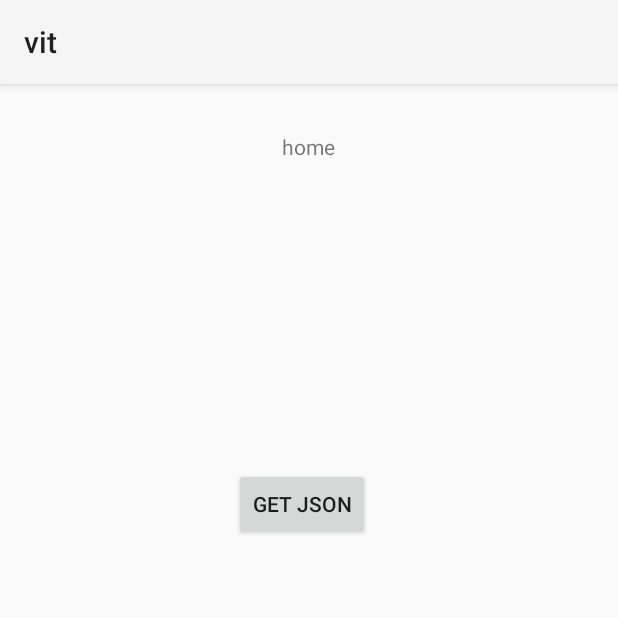
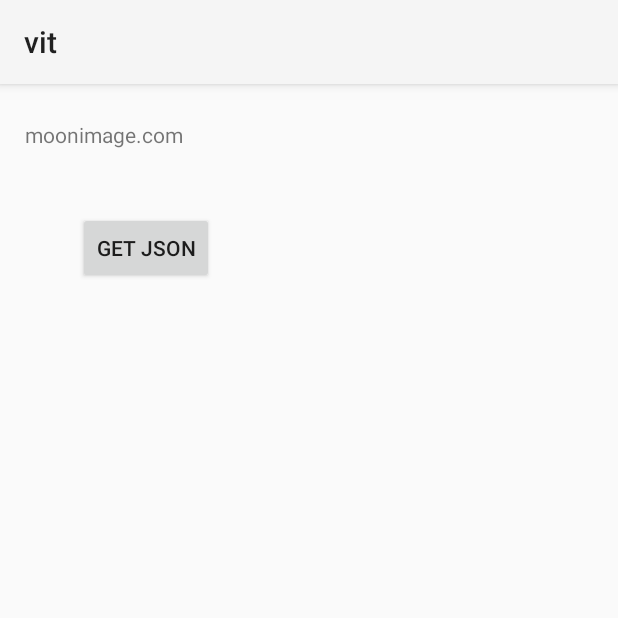
Before and after one commit to sanjanas01/appdev, an Android app: the screen it shows after launch (HomeActivity), on a phone screen of 412 x 824 dp, the top half of it. Run offline under Robolectric (Android 15) with nearby library versions, the phone set to English and light mode, and no system bars; our stand-ins replace data binding; pictures from the network do not load.

Commit message:
databinding

```diff
--- a/app/build.gradle.kts
+++ b/app/build.gradle.kts
@@ -9,6 +9,7 @@ android {
     compileSdk = 34
     buildFeatures {
         viewBinding=true
+        dataBinding=true
     }
 
     defaultConfig {
--- a/app/src/main/java/com/example/vit/HomeActivity.kt
+++ b/app/src/main/java/com/example/vit/HomeActivity.kt
@@ -4,6 +4,7 @@ import android.os.Bundle
 import android.util.Log
 import android.view.View
 import android.widget.ImageView
+import android.widget.TextView
 import androidx.activity.enableEdgeToEdge
 import androidx.appcompat.app.AppCompatActivity
 import androidx.core.view.ViewCompat
@@ -15,11 +16,15 @@ import com.example.vit.network.MarsPhoto
 import kotlinx.coroutines.Dispatchers
 import kotlinx.coroutines.GlobalScope
 import kotlinx.coroutines.launch
+import androidx.databinding.DataBindingUtil
+
 
 class HomeActivity : AppCompatActivity(){
     var TAG = HomeActivity::class.java.simpleName
+    private lateinit var binding: ActivityHomeBinding
 
-    private lateinit var binding: ActivityHomeBinding
+    val photoMarsDatabinding = MarsPhoto("007","moonimage.com")
+
     lateinit var marsAdapter: MarsAdapter
     lateinit var photos:List<MarsPhoto>
 
@@ -27,9 +32,8 @@ class HomeActivity : AppCompatActivity(){
     override fun onCreate(savedInstanceState: Bundle?) {
         super.onCreate(savedInstanceState)
         enableEdgeToEdge()
-        binding = ActivityHomeBinding.inflate(layoutInflater)
-        val view = binding.root
-        setContentView(view)
+        val binding: ActivityHomeBinding = DataBindingUtil.setContentView(this, R.layout.activity_home)
+        binding.marsphotoxml=photoMarsDatabinding
 
         binding.recyclerViewUrls.layoutManager = LinearLayoutManager(this)
         photos = ArrayList()
--- a/app/src/main/res/layout/activity_home.xml
+++ b/app/src/main/res/layout/activity_home.xml
@@ -1,7 +1,15 @@
 <?xml version="1.0" encoding="utf-8"?>
-<androidx.constraintlayout.widget.ConstraintLayout xmlns:android="http://schemas.android.com/apk/res/android"
+<layout xmlns:android="http://schemas.android.com/apk/res/android"
     xmlns:app="http://schemas.android.com/apk/res-auto"
-    xmlns:tools="http://schemas.android.com/tools"
+    xmlns:tools="http://schemas.android.com/tools">
+
+    <data>
+        <variable
+            name="marsphotoxml"
+            type="com.example.vit.network.MarsPhoto" />
+    </data>
+
+    <androidx.constraintlayout.widget.ConstraintLayout
         android:id="@+id/main"
         android:layout_width="match_parent"
         android:layout_height="match_parent"
@@ -9,11 +17,13 @@
 
         <TextView
             android:id="@+id/tvHome"
+
             android:layout_width="wrap_content"
             android:layout_height="wrap_content"
-        android:layout_marginStart="188dp"
-        android:layout_marginTop="32dp"
-        android:text="home"
+            android:layout_marginStart="52dp"
+            android:layout_marginTop="24dp"
+            android:layout_marginEnd="176dp"
+            android:text="@{marsphotoxml.imgSrc}"            app:layout_constraintEnd_toStartOf="@+id/imageView"
             app:layout_constraintStart_toStartOf="parent"
             app:layout_constraintTop_toTopOf="parent" />
 
@@ -21,8 +31,8 @@
             android:id="@+id/btnGet"
             android:layout_width="wrap_content"
             android:layout_height="wrap_content"
-        android:layout_marginStart="156dp"
-        android:layout_marginTop="256dp"
+            android:layout_marginStart="52dp"
+            android:layout_marginTop="85dp"
             android:onClick="getJson"
             android:text="get json"
             app:layout_constraintStart_toStartOf="parent"
@@ -31,24 +41,27 @@
         <androidx.recyclerview.widget.RecyclerView
             android:id="@+id/recyclerViewUrls"
             android:layout_width="match_parent"
-        android:layout_height="400dp"
+            android:layout_height="0dp"
             android:layout_marginStart="1dp"
             android:layout_marginEnd="1dp"
-        android:layout_marginBottom="1dp"
+            android:layout_marginBottom="99dp"
             app:layout_constraintBottom_toBottomOf="parent"
             app:layout_constraintEnd_toEndOf="parent"
             app:layout_constraintStart_toStartOf="parent"
-        app:layout_constraintTop_toBottomOf="@+id/btnGet" />
+            app:layout_constraintTop_toBottomOf="@+id/imageView" />
 
         <ImageView
-        android:id="@+id/imageView2"
-        android:layout_width="97dp"
-        android:layout_height="216dp"
-        android:layout_marginStart="156dp"
-        android:layout_marginTop="40dp"
-        app:layout_constraintStart_toStartOf="parent"
+            android:id="@+id/imageView"
+            android:layout_width="149dp"
+            android:layout_height="116dp"
+            android:layout_marginTop="29dp"
+            android:layout_marginBottom="53dp"
+            app:layout_constraintBottom_toTopOf="@+id/recyclerViewUrls"
+            app:layout_constraintEnd_toEndOf="parent"
+            app:layout_constraintStart_toEndOf="@+id/tvHome"
             app:layout_constraintTop_toTopOf="parent"
             tools:srcCompat="@tools:sample/backgrounds/scenic" />
 
 
     </androidx.constraintlayout.widget.ConstraintLayout>
+</layout>
```
Lines whose indentation alone changed are shown as unchanged.
